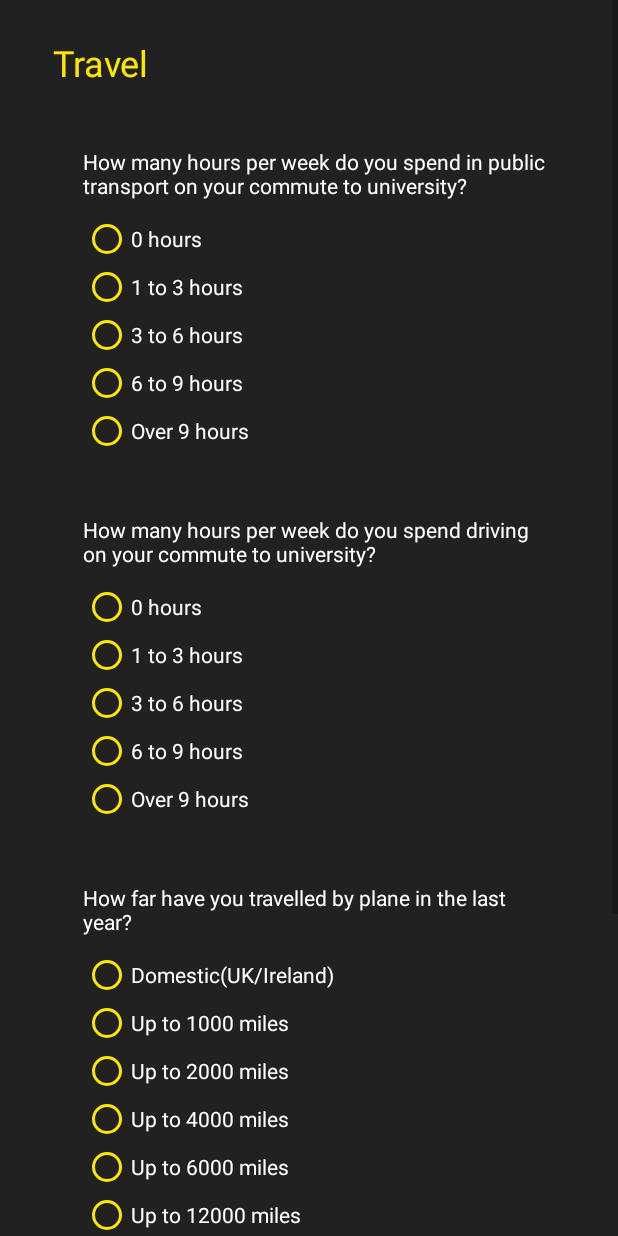
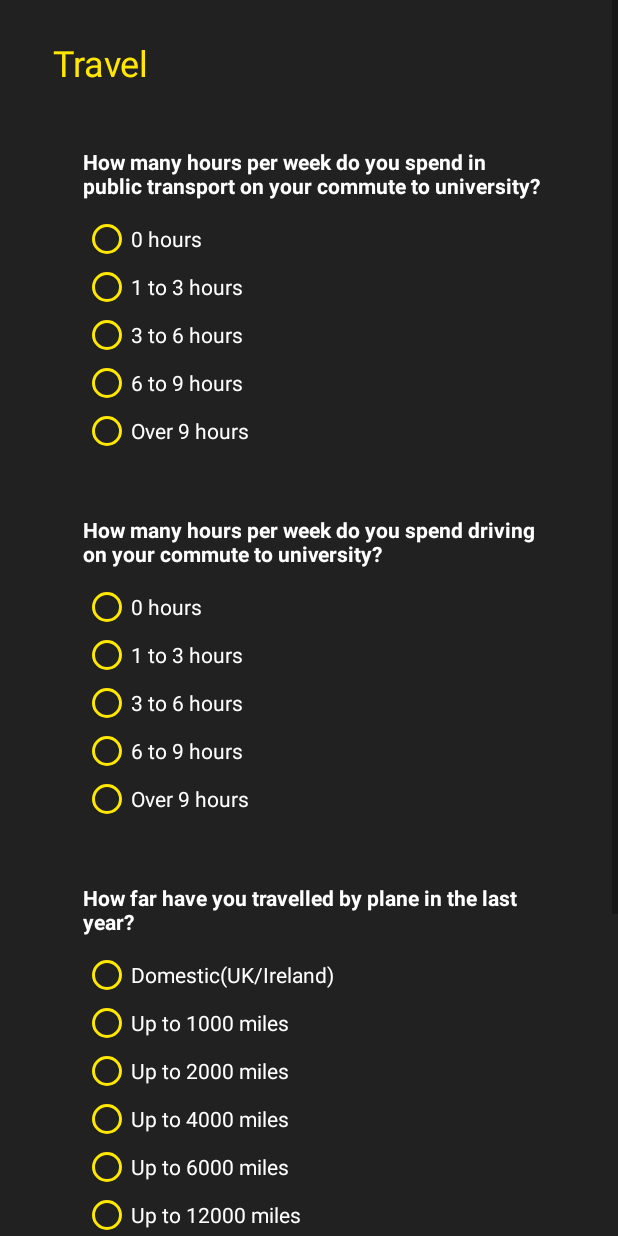
Before and after one commit to ahill993/Carbon-Footprint, an Android app: the UserInput screen opened directly, with no data from a screen before it, on a phone screen of 412 x 824 dp. Run offline under Robolectric (Android 15) with nearby library versions, the phone set to English and light mode, and no system bars.

Commit message:
bold font

```diff
--- a/app/src/main/res/layout/activity_user_input.xml
+++ b/app/src/main/res/layout/activity_user_input.xml
@@ -38,7 +38,8 @@
                 android:layout_marginLeft="55dp"
                 android:layout_marginTop="40dp"
                 android:text="@string/question1"
-                android:textColor="#FFFFFF" />
+                android:textColor="#FFFFFF"
+                android:textStyle="bold" />
 
             <RadioGroup
                 android:id="@+id/radioGroup"
@@ -95,10 +96,11 @@
                 android:id="@+id/question2"
                 android:layout_width="310dp"
                 android:layout_height="wrap_content"
+                android:layout_marginStart="55dp"
+                android:layout_marginLeft="55dp"
                 android:text="@string/question2"
                 android:textColor="#FFFFFF"
-                android:layout_marginStart="55dp"
-                android:layout_marginLeft="55dp" />
+                android:textStyle="bold" />
 
             <RadioGroup
                 android:id="@+id/radioGroup2"
@@ -158,10 +160,11 @@
                 android:id="@+id/question3"
                 android:layout_width="310dp"
                 android:layout_height="wrap_content"
+                android:layout_marginStart="55dp"
+                android:layout_marginLeft="55dp"
                 android:text="@string/question3"
                 android:textColor="#FFFFFF"
-                android:layout_marginStart="55dp"
-                android:layout_marginLeft="55dp" />
+                android:textStyle="bold" />
 
             <RadioGroup
                 android:id="@+id/radioGroup3"
```
Also changed, not shown: app/src/main/res/layout/activity_input3.xml (+7 -4 lines), app/src/main/res/layout/activity_main.xml (+4 -3 lines), app/src/main/res/layout/activity_user_input2.xml (+8 -5 lines).
